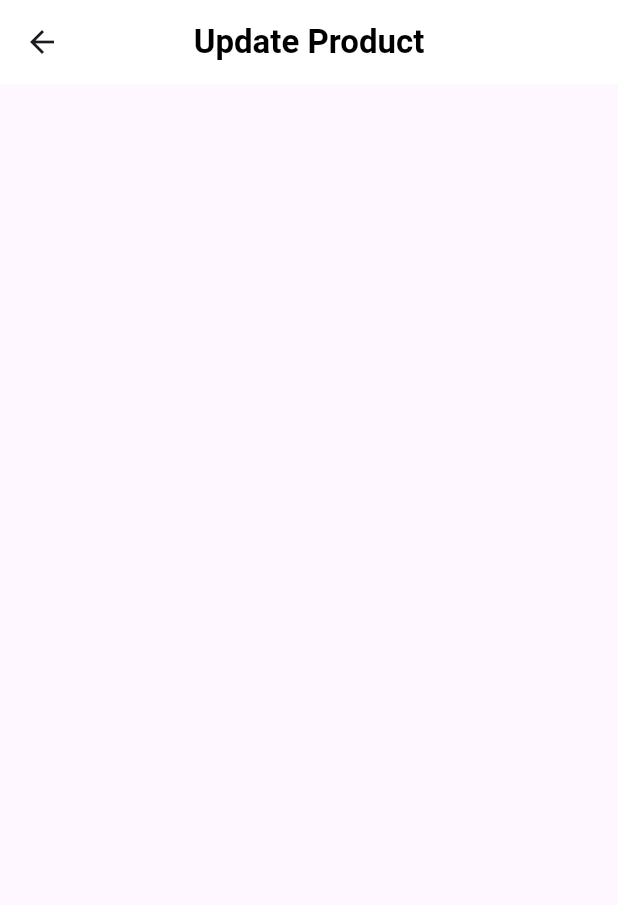
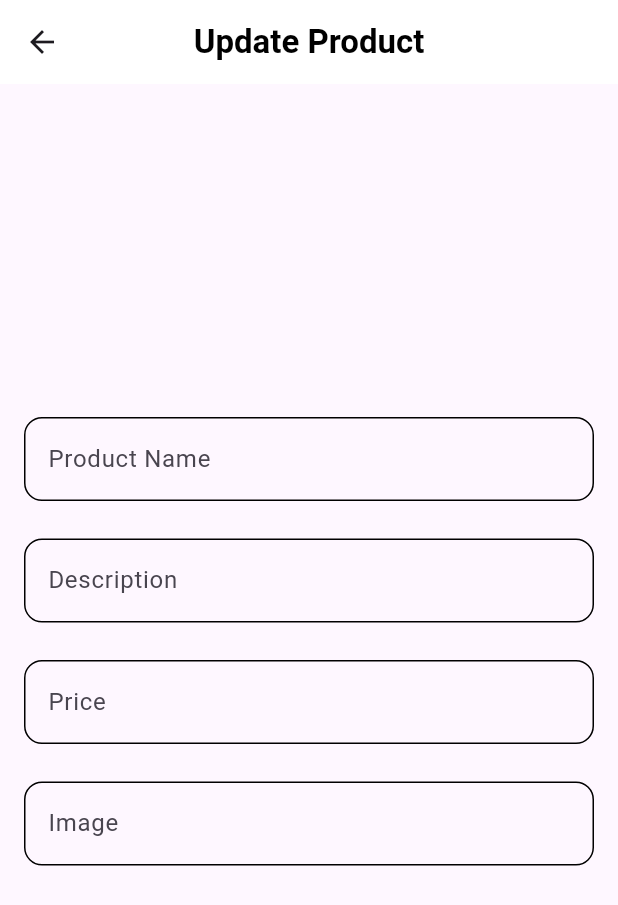
Before and after one commit to youssefemadeldn/store_app, a Flutter app: the UpdateProductPage screen opened by its route, on a phone screen of 412 x 824 dp. Shown: the top 905 px of the screen. Run offline on Flutter 3.47's test engine with Material 3 defaults, Android fonts, the phone set to English and light mode, and no system bars; network calls fail.

Commit message:
trigger CustomTextField : update product body 2

```diff
--- a/lib/screens/update_page.dart
+++ b/lib/screens/update_page.dart
@@ -1,4 +1,5 @@
 import 'package:flutter/material.dart';
+import 'package:store_app/widgets/custom_text_field.dart';
 
 class UpdateProductPage extends StatelessWidget {
   static String id = 'UpdateProductPage';
@@ -19,6 +20,22 @@ class UpdateProductPage extends StatelessWidget {
         ),
         centerTitle: true,
       ),
+      body: Padding(
+        padding: const EdgeInsets.symmetric(vertical: 16, horizontal: 16),
+        child: Column(
+          mainAxisAlignment: MainAxisAlignment.center,
+          children: [
+            CustomTextField(hintText: 'Product Name'),
+            const SizedBox(height: 25),
+            CustomTextField(hintText: 'Description'),
+            const SizedBox(height: 25),
+            CustomTextField(hintText: 'Price'),
+            const SizedBox(height: 25),
+            CustomTextField(hintText: 'Image'),
+            const SizedBox(height: 25),
+          ],
+        ),
+      ),
     );
   }
 }
--- a/lib/widgets/custom_text_field.dart
+++ b/lib/widgets/custom_text_field.dart
@@ -26,19 +26,19 @@ class CustomTextField extends StatelessWidget {
             ),
         border: OutlineInputBorder(
           borderRadius: BorderRadius.circular(12),
-          borderSide: BorderSide(
+          borderSide: const BorderSide(
             color: Colors.black,
           ),
         ),
         enabledBorder: OutlineInputBorder(
           borderRadius: BorderRadius.circular(12),
-          borderSide: BorderSide(
+          borderSide: const BorderSide(
             color: Colors.black,
           ),
         ),
         focusedBorder: OutlineInputBorder(
           borderRadius: BorderRadius.circular(12),
-          borderSide: BorderSide(
+          borderSide: const BorderSide(
             color: Colors.black,
           ),
         ),
```
